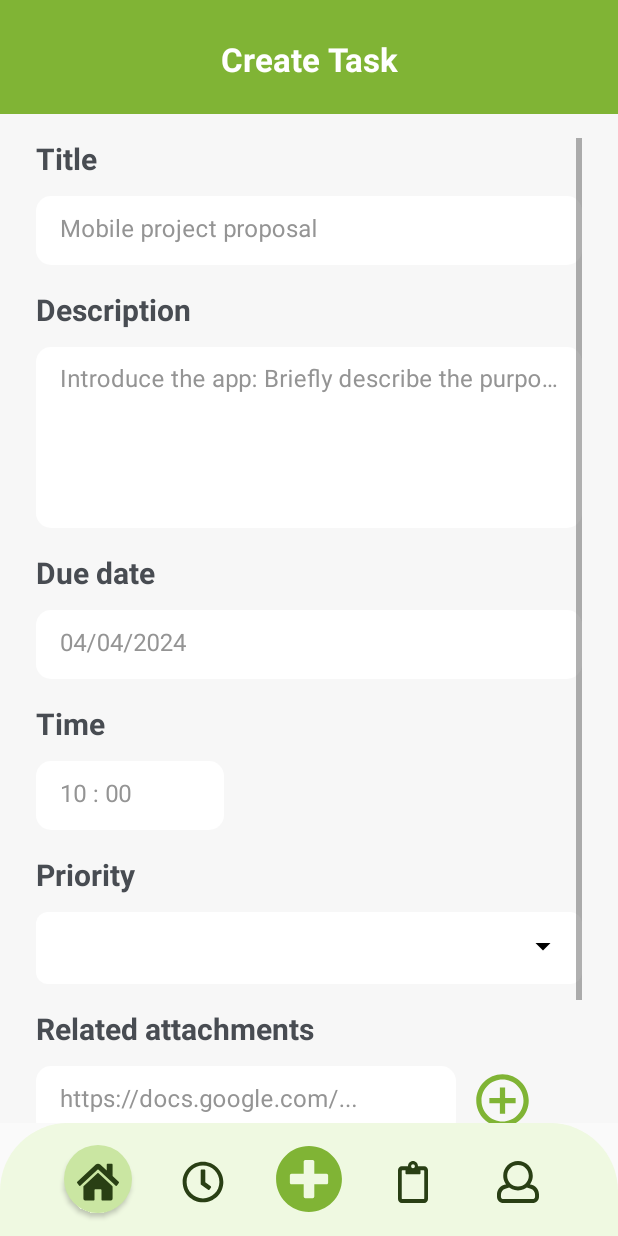
After one commit to pmlinh21/Mobile-21KTPM1-Group05, an Android app built with Jetpack Compose: the fragment CreateTask placed in its activity, on a phone screen of 412 x 824 dp. The commit adds this screen. Run offline under Robolectric (Android 15) with nearby library versions, the phone set to English and light mode, and no system bars; our stand-ins replace Firebase (no records; nobody signed in at launch, a user with empty details on screens opened directly).

Commit message:
Add fragment create new task

```diff
--- /dev/null
+++ b/ApplePie/app/src/main/java/com/example/applepie/CreateTask.kt
@@ -0,0 +1,58 @@
+package com.example.applepie
+
+import android.os.Bundle
+import android.view.LayoutInflater
+import android.view.View
+import android.view.ViewGroup
+import androidx.fragment.app.Fragment
+
+// TODO: Rename parameter arguments, choose names that match
+// the fragment initialization parameters, e.g. ARG_ITEM_NUMBER
+private const val ARG_PARAM1 = "param1"
+private const val ARG_PARAM2 = "param2"
+
+/**
+ * A simple [Fragment] subclass.
+ * Use the [CreateTask.newInstance] factory method to
+ * create an instance of this fragment.
+ */
+class CreateTask : Fragment() {
+    // TODO: Rename and change types of parameters
+    private var param1: String? = null
+    private var param2: String? = null
+    override fun onCreate(savedInstanceState: Bundle?) {
+        super.onCreate(savedInstanceState)
+        arguments?.let {
+            param1 = it.getString(ARG_PARAM1)
+            param2 = it.getString(ARG_PARAM2)
+        }
+    }
+
+    override fun onCreateView(
+        inflater: LayoutInflater, container: ViewGroup?,
+        savedInstanceState: Bundle?
+    ): View? {
+        // Inflate the layout for this fragment
+        return inflater.inflate(R.layout.fragment_create_task, container, false)
+    }
+
+    companion object {
+        /**
+         * Use this factory method to create a new instance of
+         * this fragment using the provided parameters.
+         *
+         * @param param1 Parameter 1.
+         * @param param2 Parameter 2.
+         * @return A new instance of fragment Dashboard.
+         */
+        // TODO: Rename and change types and number of parameters
+        @JvmStatic
+        fun newInstance(param1: String, param2: String) =
+            CreateTask().apply {
+                arguments = Bundle().apply {
+                    putString(ARG_PARAM1, param1)
+                    putString(ARG_PARAM2, param2)
+                }
+            }
+    }
+}
--- a/ApplePie/app/src/main/java/com/example/applepie/MainActivity.kt
+++ b/ApplePie/app/src/main/java/com/example/applepie/MainActivity.kt
@@ -27,8 +27,8 @@ class MainActivity : AppCompatActivity() {
 //        val registerActivity = Intent(this, RegisterActivity::class.java)
 //        startActivity(registerActivity)
 
-        val loginActivity = Intent(this, LoginActivity::class.java)
-        startActivity(loginActivity)
+//        val loginActivity = Intent(this, LoginActivity::class.java)
+//        startActivity(loginActivity)
 
         setContentView(R.layout.activity_main)
 
@@ -73,7 +73,7 @@ class MainActivity : AppCompatActivity() {
 
         createTaskButton.setOnClickListener {
             handleNavbarClick(createTaskButton)
-//            supportFragmentManager.beginTransaction().replace(R.id.fragment_container, SearchFragment()).addToBackStack(null).commit()
+            supportFragmentManager.beginTransaction().replace(R.id.fragment_container, CreateTask()).addToBackStack(null).commit()
         }
 
         reportButton.setOnClickListener {
--- /dev/null
+++ b/ApplePie/app/src/main/res/drawable/custom_btn_add.xml
@@ -0,0 +1,5 @@
+<?xml version="1.0" encoding="utf-8"?>
+<selector xmlns:android="http://schemas.android.com/apk/res/android">
+    <item android:state_pressed="false" android:drawable="@drawable/ic_create_task" />
+    <item android:state_pressed="true" android:drawable="@drawable/ic_create_task" />
+</selector>
--- /dev/null
+++ b/ApplePie/app/src/main/res/drawable/custom_spinner.xml
@@ -0,0 +1,14 @@
+<?xml version="1.0" encoding="utf-8"?>
+<selector xmlns:android="http://schemas.android.com/apk/res/android">
+    <item>
+        <layer-list>
+            <item>
+                <shape android:shape="rectangle">
+                    <solid android:color="#FFFFFF" />
+                    <corners android:radius="8dp" />
+                </shape>
+            </item>
+            <item android:right="6dp" android:top="6dp" android:gravity="center_vertical|end" android:drawable="@drawable/ic_arrow_drop_down"/>
+        </layer-list>
+    </item>
+</selector>
--- /dev/null
+++ b/ApplePie/app/src/main/res/drawable/ic_add_circle_outline.xml
@@ -0,0 +1,5 @@
+<vector xmlns:android="http://schemas.android.com/apk/res/android" android:height="40dp" android:tint="#000000" android:viewportHeight="24" android:viewportWidth="24" android:width="40dp">
+
+    <path android:fillColor="@android:color/white" android:pathData="M13,7h-2v4L7,11v2h4v4h2v-4h4v-2h-4L13,7zM12,2C6.48,2 2,6.48 2,12s4.48,10 10,10 10,-4.48 10,-10S17.52,2 12,2zM12,20c-4.41,0 -8,-3.59 -8,-8s3.59,-8 8,-8 8,3.59 8,8 -3.59,8 -8,8z"/>
+
+</vector>
--- /dev/null
+++ b/ApplePie/app/src/main/res/drawable/ic_arrow_drop_down.xml
@@ -0,0 +1,5 @@
+<vector xmlns:android="http://schemas.android.com/apk/res/android" android:height="32dp" android:tint="#000000" android:viewportHeight="32" android:viewportWidth="32" android:width="32dp">
+
+    <path android:fillColor="@android:color/black" android:pathData="M7,10l5,5 5,-5z"/>
+
+</vector>
--- /dev/null
+++ b/ApplePie/app/src/main/res/layout/fragment_create_task.xml
@@ -0,0 +1,312 @@
+<?xml version="1.0" encoding="utf-8"?>
+<FrameLayout xmlns:android="http://schemas.android.com/apk/res/android"
+    xmlns:app="http://schemas.android.com/apk/res-auto"
+    xmlns:tools="http://schemas.android.com/tools"
+    android:layout_width="match_parent"
+    android:layout_height="match_parent"
+    tools:context=".CreateTask">
+
+    <androidx.constraintlayout.widget.ConstraintLayout
+        android:layout_width="match_parent"
+        android:layout_height="match_parent">
+
+        <LinearLayout
+            android:id="@+id/tb_createTask"
+            android:layout_width="match_parent"
+            android:layout_height="79dp"
+            android:background="@color/green"
+            android:orientation="horizontal"
+            app:layout_constraintEnd_toEndOf="parent"
+            app:layout_constraintStart_toStartOf="parent"
+            app:layout_constraintTop_toTopOf="parent">
+
+            <TextView
+                android:id="@+id/create_task_title"
+                android:layout_width="match_parent"
+                android:layout_height="match_parent"
+                android:layout_weight="1"
+                android:gravity="center"
+                android:text="Create Task"
+                android:textColor="@color/white"
+                android:textSize="22dp"
+                android:textStyle="bold" />
+
+        </LinearLayout>
+
+        <ScrollView
+            android:theme="@style/Theme.MaterialComponents.Light"
+            android:id="@+id/sv_createTask"
+            android:layout_width="match_parent"
+            android:layout_height="match_parent"
+            android:layout_marginTop="76dp"
+            android:paddingTop="16dp"
+            android:background="#F7F7F7"
+            android:orientation="vertical"
+            android:paddingHorizontal="24dp"
+            app:layout_constraintEnd_toEndOf="parent"
+            app:layout_constraintStart_toStartOf="parent"
+            app:layout_constraintTop_toBottomOf="@id/tb_createTask">
+
+            <LinearLayout
+                android:id="@+id/infor_task_layout"
+                android:layout_width="match_parent"
+                android:layout_height="wrap_content"
+                android:orientation="vertical"
+                app:layout_constraintEnd_toEndOf="parent"
+                app:layout_constraintStart_toStartOf="parent">
+
+                <TextView
+                    android:id="@+id/title_text"
+                    android:layout_width="match_parent"
+                    android:layout_height="wrap_content"
+                    android:layout_marginBottom="5dp"
+                    android:text="Title"
+                    android:textColor="@color/black"
+                    android:textSize="20dp"
+                    android:textStyle="bold" />
+
+                <com.google.android.material.textfield.TextInputLayout
+                    android:id="@+id/til_title"
+                    style="@style/Widget.MaterialComponents.TextInputLayout.FilledBox"
+                    android:layout_width="match_parent"
+                    android:layout_height="wrap_content"
+                    android:layout_marginTop="6dp"
+                    android:hint="Mobile project proposal"
+                    android:textColorHint="@color/grey"
+                    app:boxStrokeWidth="0dp"
+                    app:boxStrokeWidthFocused="0dp"
+                    app:boxCornerRadiusBottomEnd="10dp"
+                    app:boxCornerRadiusBottomStart="10dp"
+                    app:boxCornerRadiusTopEnd="10dp"
+                    app:boxCornerRadiusTopStart="10dp"
+                    app:boxBackgroundColor="@color/white">
+
+                    <com.google.android.material.textfield.TextInputEditText
+                        android:id="@+id/tie_title"
+                        android:layout_width="match_parent"
+                        android:layout_height="wrap_content"
+                        android:inputType="text"
+                        android:paddingHorizontal="8dp"
+                        android:paddingVertical="12dp"
+                        android:textColor="@color/black" />
+
+                </com.google.android.material.textfield.TextInputLayout>
+
+                <TextView
+                    android:id="@+id/description_text"
+                    android:layout_width="match_parent"
+                    android:layout_height="wrap_content"
+                    android:layout_marginTop="16dp"
+                    android:layout_marginBottom="5dp"
+                    android:text="Description"
+                    android:textColor="@color/black"
+                    android:textSize="20dp"
+                    android:textStyle="bold" />
+
+                <com.google.android.material.textfield.TextInputLayout
+                    android:id="@+id/til_description"
+                    style="@style/Widget.MaterialComponents.TextInputLayout.FilledBox"
+                    android:layout_width="match_parent"
+                    android:layout_height="wrap_content"
+                    android:layout_marginTop="6dp"
+                    android:hint="@string/description"
+                    android:textColorHint="@color/grey"
+                    app:boxStrokeWidth="0dp"
+                    app:boxStrokeWidthFocused="0dp"
+                    app:boxCornerRadiusBottomEnd="10dp"
+                    app:boxCornerRadiusBottomStart="10dp"
+                    app:boxCornerRadiusTopEnd="10dp"
+                    app:boxCornerRadiusTopStart="10dp"
+                    app:boxBackgroundColor="@color/white">
+
+                    <com.google.android.material.textfield.TextInputEditText
+                        android:id="@+id/tie_description"
+                        android:layout_width="match_parent"
+                        android:layout_height="wrap_content"
+                        android:lines="5"
+                        android:gravity="top|left"
+                        android:inputType="textMultiLine"
+                        android:paddingHorizontal="8dp"
+                        android:paddingVertical="12dp"
+                        android:textColor="@color/black" />
+
+                </com.google.android.material.textfield.TextInputLayout>
+
+                <TextView
+                    android:id="@+id/duedate_text"
+                    android:layout_width="match_parent"
+                    android:layout_height="wrap_content"
+                    android:layout_marginTop="16dp"
+                    android:layout_marginBottom="5dp"
+                    android:text="Due date"
+                    android:textColor="@color/black"
+                    android:textSize="20dp"
+                    android:textStyle="bold" />
+
+                <com.google.android.material.textfield.TextInputLayout
+                    android:id="@+id/til_duedate"
+                    style="@style/Widget.MaterialComponents.TextInputLayout.FilledBox"
+                    android:layout_width="match_parent"
+                    android:layout_height="wrap_content"
+                    android:layout_marginTop="6dp"
+                    android:hint="04/04/2024"
+                    android:textColorHint="@color/grey"
+                    app:boxStrokeWidth="0dp"
+                    app:boxStrokeWidthFocused="0dp"
+                    app:boxCornerRadiusBottomEnd="10dp"
+                    app:boxCornerRadiusBottomStart="10dp"
+                    app:boxCornerRadiusTopEnd="10dp"
+                    app:boxCornerRadiusTopStart="10dp"
+                    app:boxBackgroundColor="@color/white">
+
+                    <com.google.android.material.textfield.TextInputEditText
+                        android:id="@+id/tie_duedate"
+                        android:layout_width="match_parent"
+                        android:layout_height="wrap_content"
+                        android:background="@null"
+                        android:clickable="false"
+                        android:cursorVisible="false"
+                        android:focusable="false"
+                        android:focusableInTouchMode="false"
+                        android:paddingHorizontal="8dp"
+                        android:paddingVertical="12dp"
+                        android:textColor="@color/black" />
+
+                </com.google.android.material.textfield.TextInputLayout>
+
+                <TextView
+                    android:id="@+id/time_text"
+                    android:layout_width="match_parent"
+                    android:layout_height="wrap_content"
+                    android:layout_marginTop="16dp"
+                    android:layout_marginBottom="5dp"
+                    android:text="Time"
+                    android:textColor="@color/black"
+                    android:textSize="20dp"
+                    android:textStyle="bold" />
+
+                <com.google.android.material.textfield.TextInputLayout
+                    android:id="@+id/til_time"
+                    style="@style/Widget.MaterialComponents.TextInputLayout.FilledBox"
+                    android:layout_width="125dp"
+                    android:layout_height="wrap_content"
+                    android:layout_marginTop="6dp"
+                    android:hint="10 : 00"
+                    android:textColorHint="@color/grey"
+                    app:boxStrokeWidth="0dp"
+                    app:boxStrokeWidthFocused="0dp"
+                    app:boxCornerRadiusBottomEnd="10dp"
+                    app:boxCornerRadiusBottomStart="10dp"
+                    app:boxCornerRadiusTopEnd="10dp"
+                    app:boxCornerRadiusTopStart="10dp"
+                    app:boxBackgroundColor="@color/white">
+
+                    <com.google.android.material.textfield.TextInputEditText
+                        android:id="@+id/tie_time"
+                        android:layout_width="match_parent"
+                        android:layout_height="wrap_content"
+                        android:background="@null"
+                        android:clickable="false"
+                        android:cursorVisible="false"
+                        android:focusable="false"
+                        android:focusableInTouchMode="false"
+                        android:paddingHorizontal="8dp"
+                        android:paddingVertical="12dp"
+                        android:textColor="@color/black" />
+
+                </com.google.android.material.textfield.TextInputLayout>
+
+                <TextView
+                    android:id="@+id/priority_text"
+                    android:layout_width="match_parent"
+                    android:layout_height="wrap_content"
+                    android:layout_marginTop="16dp"
+                    android:layout_marginBottom="5dp"
+                    android:text="Priority"
+                    android:textColor="@color/black"
+                    android:textSize="20dp"
+                    android:textStyle="bold" />
+
+                <Spinner
+                    android:id="@+id/spn_priority"
+                    android:layout_width="match_parent"
+                    android:layout_height="48dp"
+                    android:layout_marginTop="6dp"
+                    android:paddingHorizontal="6dp"
+                    android:background="@drawable/custom_spinner"/>
+
+                <TextView
+                    android:id="@+id/attachment_text"
+                    android:layout_width="match_parent"
+                    android:layout_height="wrap_content"
+                    android:layout_marginTop="16dp"
+                    android:layout_marginBottom="5dp"
+                    android:text="Related attachments"
+                    android:textColor="@color/black"
+                    android:textSize="20dp"
+                    android:textStyle="bold" />
+
+                <LinearLayout
+                    android:layout_width="match_parent"
+                    android:layout_height="wrap_content"
+                    android:orientation="horizontal"
+                    android:layout_marginTop="6dp">
+
+                    <com.google.android.material.textfield.TextInputLayout
+                        android:id="@+id/til_attachment"
+                        style="@style/Widget.MaterialComponents.TextInputLayout.FilledBox"
+                        android:layout_width="280dp"
+                        android:layout_height="wrap_content"
+                        android:hint="https://docs.google.com/..."
+                        android:textColorHint="@color/grey"
+                        app:boxStrokeWidth="0dp"
+                        app:boxStrokeWidthFocused="0dp"
+                        app:boxCornerRadiusBottomEnd="10dp"
+                        app:boxCornerRadiusBottomStart="10dp"
+                        app:boxCornerRadiusTopEnd="10dp"
+                        app:boxCornerRadiusTopStart="10dp"
+                        app:boxBackgroundColor="@color/white">
+
+                        <com.google.android.material.textfield.TextInputEditText
+                            android:id="@+id/tie_attachment"
+                            android:layout_width="match_parent"
+                            android:layout_height="wrap_content"
+                            android:background="@null"
+                            android:inputType="text"
+                            android:paddingHorizontal="8dp"
+                            android:paddingVertical="12dp"
+                            android:textColor="@color/black" />
+
+                    </com.google.android.material.textfield.TextInputLayout>
+
+                    <Button
+                        android:id="@+id/btn_add_attachment"
+                        android:layout_width="42dp"
+                        android:layout_height="42dp"
+                        android:layout_gravity="center"
+                        android:layout_marginStart="10dp"
+                        android:layout_alignParentEnd="true"
+                        android:layout_centerVertical="true"
+                        android:background="@drawable/ic_add_circle_outline"
+                        android:backgroundTint="@color/green" />
+
+                </LinearLayout>
+
+                <Button
+                    android:id="@+id/notification_btn"
+                    android:layout_width="match_parent"
+                    android:layout_height="wrap_content"
+                    android:layout_marginTop="24dp"
+                    android:layout_marginBottom="16dp"
+                    android:background="@drawable/roundstyle"
+                    android:backgroundTint="@color/green"
+                    android:text="CREATE TASK"
+                    android:textColor="@color/white"
+                    android:textSize="16dp"
+                    android:textStyle="bold" />
+            </LinearLayout>
+        </ScrollView>
+
+    </androidx.constraintlayout.widget.ConstraintLayout>
+
+</FrameLayout>
--- a/ApplePie/app/src/main/res/values/colors.xml
+++ b/ApplePie/app/src/main/res/values/colors.xml
@@ -1,5 +1,5 @@
 <?xml version="1.0" encoding="utf-8"?>
-<resources>
+<resources xmlns:tools="http://schemas.android.com/tools">
     <color name="dark_green">#293F14</color>
     <color name="green">#80B435</color>
     <color name="light_green">#CAE6A2</color>
@@ -10,5 +10,5 @@
     <color name="grey">#949494</color>
     <color name="white">#FFFFFFFF</color>
     <color name="backgroundColor">#F2F5F9</color>
-
+    <color name="mtrl_textinput_default_box_stroke_color" tools:override="true">@color/black</color>
 </resources>
--- a/ApplePie/app/src/main/res/values/strings.xml
+++ b/ApplePie/app/src/main/res/values/strings.xml
@@ -6,4 +6,7 @@
     <string name="icon_search">magnifying-glass</string>
     <string name="search_hint">Search</string>
     <string name="dashboard">Dashboard</string>
+    <string name="description">
+        Introduce the app: Briefly describe the purpose and objectives of the app.\n\nDetailed features: Develop main feature screens
+    </string>
 </resources>
```
